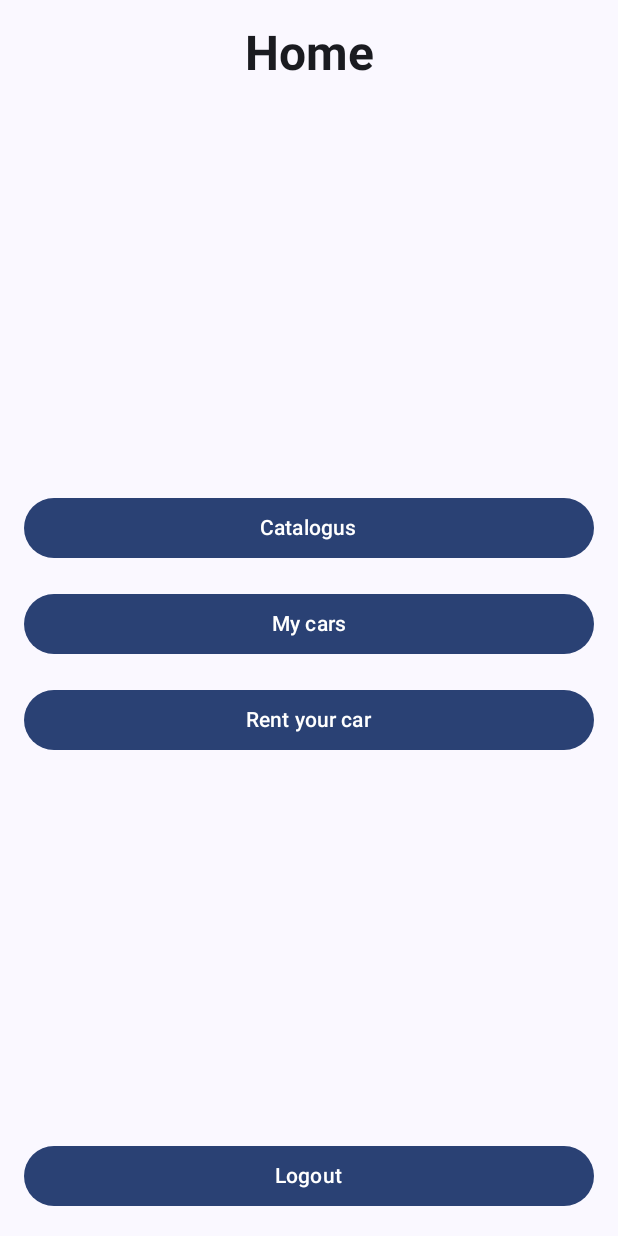
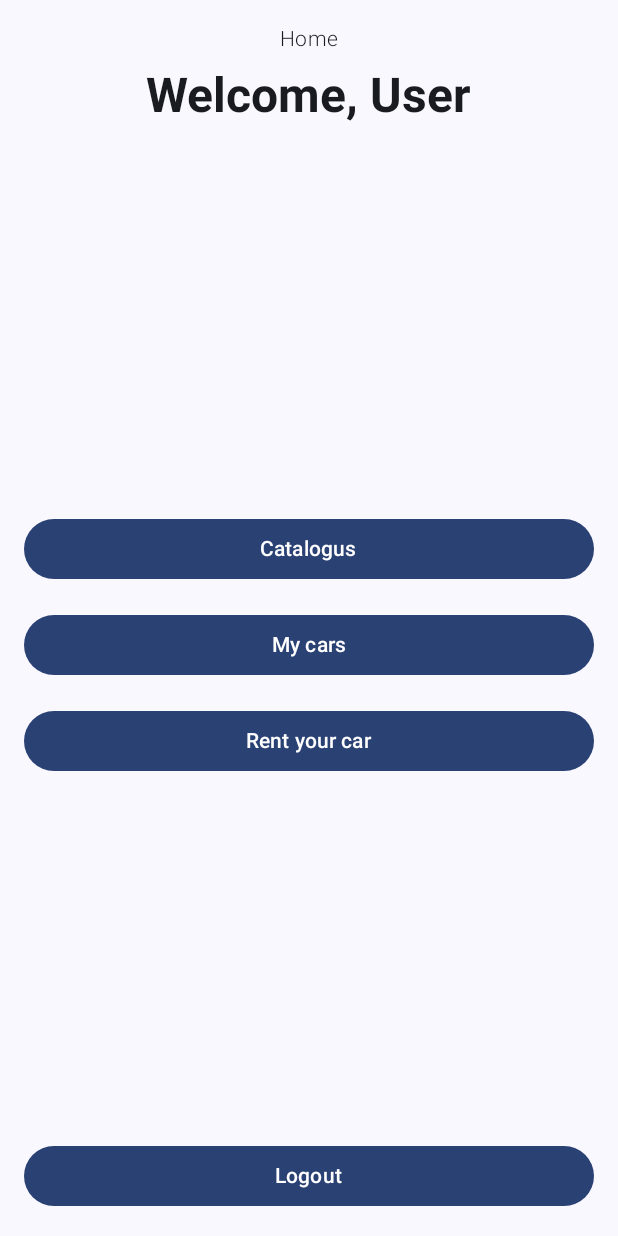
Before and after one commit to thisw2004/MyRentFinal, an Android app built with Jetpack Compose: the HomeScreenLayout screen opened through its navigation route, on a phone screen of 412 x 824 dp. Run offline under Robolectric (Android 15) with nearby library versions, the light colour scheme and no system bars.

Commit message:
V3.1 fixed auth issue with registering new user after logout and added username to home screen.

```diff
--- a/app/src/main/java/com/example/myrentapp/HomeScreen.kt
+++ b/app/src/main/java/com/example/myrentapp/HomeScreen.kt
@@ -3,6 +3,7 @@ package com.example.myrentapp
 import androidx.compose.foundation.layout.*
 import androidx.compose.material3.*
 import androidx.compose.runtime.Composable
+import androidx.compose.runtime.collectAsState
 import androidx.compose.ui.Alignment
 import androidx.compose.ui.Modifier
 import androidx.compose.ui.text.font.FontWeight
@@ -13,14 +14,24 @@ import androidx.navigation.compose.rememberNavController
 
 @Composable
 fun HomeScreenLayout(sharedViewModel: UserViewModel, navController: NavController) {
+    val userSessionState = sharedViewModel.userSession.collectAsState()
+    val username = userSessionState.value?.username ?: "User"
+
     Column(
         modifier = Modifier
             .fillMaxSize()
             .padding(16.dp),
         horizontalAlignment = Alignment.CenterHorizontally
     ) {
+        // Display username with a "Home" subtitle
         Text(
             text = "Home",
+            style = MaterialTheme.typography.bodyMedium,
+            fontWeight = FontWeight.Light,
+            modifier = Modifier.padding(bottom = 8.dp)
+        )
+        Text(
+            text = "Welcome, $username",
             style = MaterialTheme.typography.headlineLarge,
             fontWeight = FontWeight.Bold,
             modifier = Modifier.padding(bottom = 32.dp)
@@ -60,6 +71,7 @@ fun HomeScreenLayout(sharedViewModel: UserViewModel, navController: NavControlle
         Button(
             onClick = {
                 // Implement logout logic here
+                sharedViewModel.logout()
                 navController.navigate("mymainscreen") {
                     popUpTo("mymainscreen") { inclusive = true }
                 }
--- a/app/src/main/java/com/example/myrentapp/UserViewModel.kt
+++ b/app/src/main/java/com/example/myrentapp/UserViewModel.kt
@@ -146,12 +146,15 @@ class UserViewModel : ViewModel() {
                     }
 
                     if (parsedResponse != null) {
+                        // Update the session with the newly registered user
                         _userSession.value = UserSession(token = "", username = parsedResponse.username)
                         _registerState.value = RegisterState.Success(parsedResponse.username)
                         _debugInfo.value += "\nRegistration successful. Username: ${parsedResponse.username}"
                     } else {
                         _registerState.value = RegisterState.Success(username)
                         _debugInfo.value += "\nRegistration assumed successful, but couldn't parse response. Using provided username: $username"
+                        // Update the session as a fallback
+                        _userSession.value = UserSession(token = "", username = username)
                     }
                 } else {
                     _registerState.value = RegisterState.Error(getSpecificErrorMessage(response.code(), responseBody))
@@ -167,6 +170,7 @@ class UserViewModel : ViewModel() {
             }
         }
     }
+
 
     private fun getSpecificErrorMessage(statusCode: Int, errorBody: String): String {
         return when (statusCode) {
```
